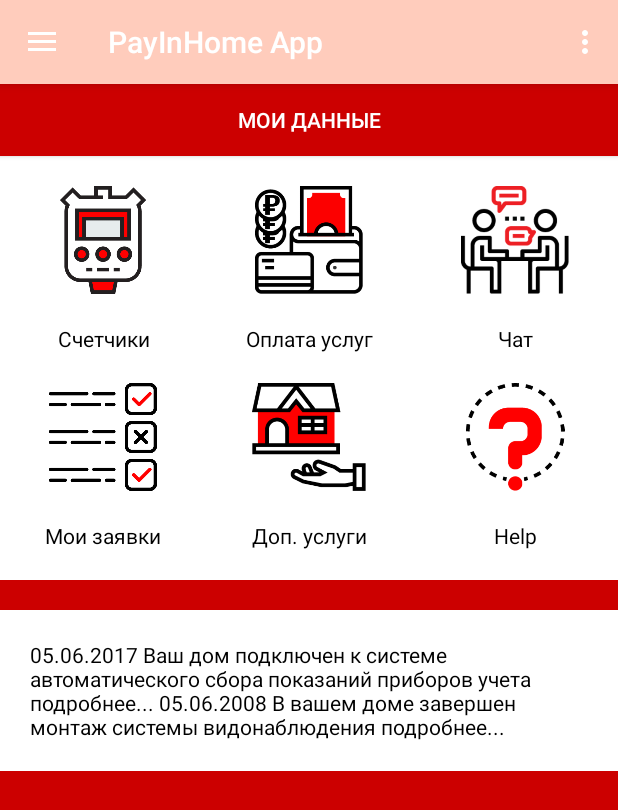
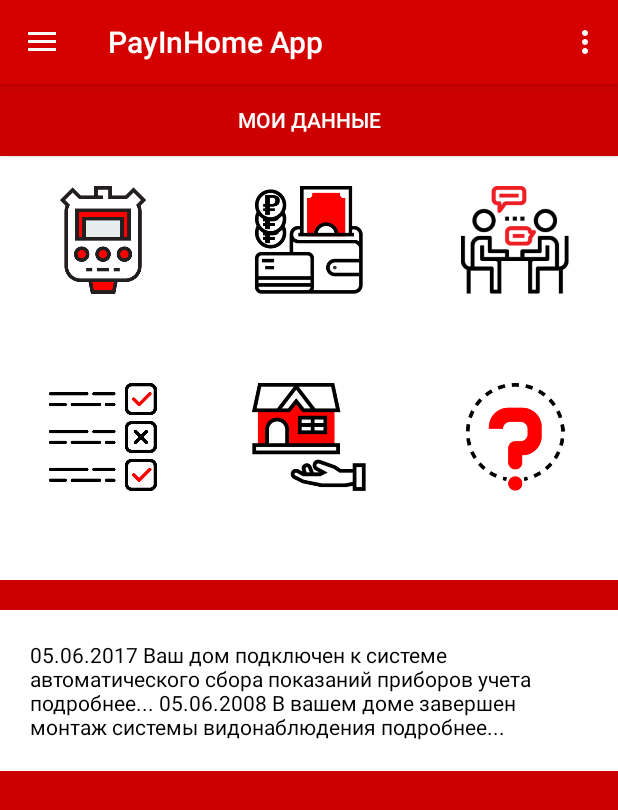
Before and after one commit to GermanMik/PayInHome, an Android app: the MainActivity screen opened directly, with no data from a screen before it, on a phone screen of 412 x 824 dp. Shown: the top 810 px of the screen. Run offline under Robolectric (Android 15) with nearby library versions, the phone set to English and light mode, and no system bars.

Commit message:
Changed colors of themes

```diff
--- a/app/src/main/res/values/colors.xml
+++ b/app/src/main/res/values/colors.xml
@@ -7,13 +7,22 @@
     <!--<color name="colorPrimaryDarkRed">#ba000d</color>-->
     <!--<color name="colorAccentRed">#ff7961</color>-->
 
-        <color name="primaryColor">#ffccbc</color>
-        <color name="primaryLightColor">#f9cf15</color>
-        <color name="primaryDarkColor">#cb9b8c</color>
-        <color name="secondaryColor">#ff5722</color>
-        <color name="secondaryLightColor">#ff8a50</color>
-        <color name="secondaryDarkColor">#c41c00</color>
-        <color name="primaryTextColor">#000000</color>
-        <color name="secondaryTextColor">#000000</color>
+    <color name="primaryColor">#d50000</color>
+    <color name="primaryLightColor">#ff5131</color>
+    <color name="primaryDarkColor">#9b0000</color>
+    <color name="secondaryColor">#d50000</color>
+    <color name="secondaryLightColor">#ff5131</color>
+    <color name="secondaryDarkColor">#9b0000</color>
+    <color name="primaryTextColor">#ffffff</color>
+    <color name="secondaryTextColor">#ffffff</color>
 
+
+    <color name="primaryColorDark">#212121</color>
+    <color name="primaryLightColorDark">#484848</color>
+    <color name="primaryDarkColorDark">#000000</color>
+    <color name="secondaryColorDark">#dd2c00</color>
+    <color name="secondaryLightColorDark">#ff6434</color>
+    <color name="secondaryDarkColorDark">#a30000</color>
+    <color name="primaryTextColorDark">#ffffff</color>
+    <color name="secondaryTextColorDark">#ffffff</color>
 </resources>
```
